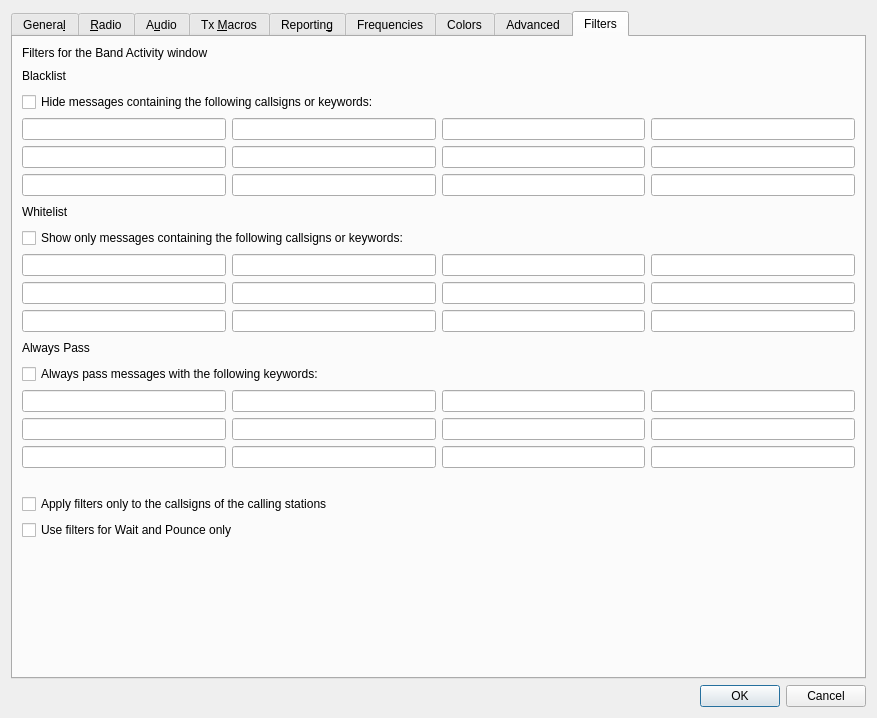
uaro-radio/wsjtx, file Configuration_ohneAlerts.ui: the form before one commit.
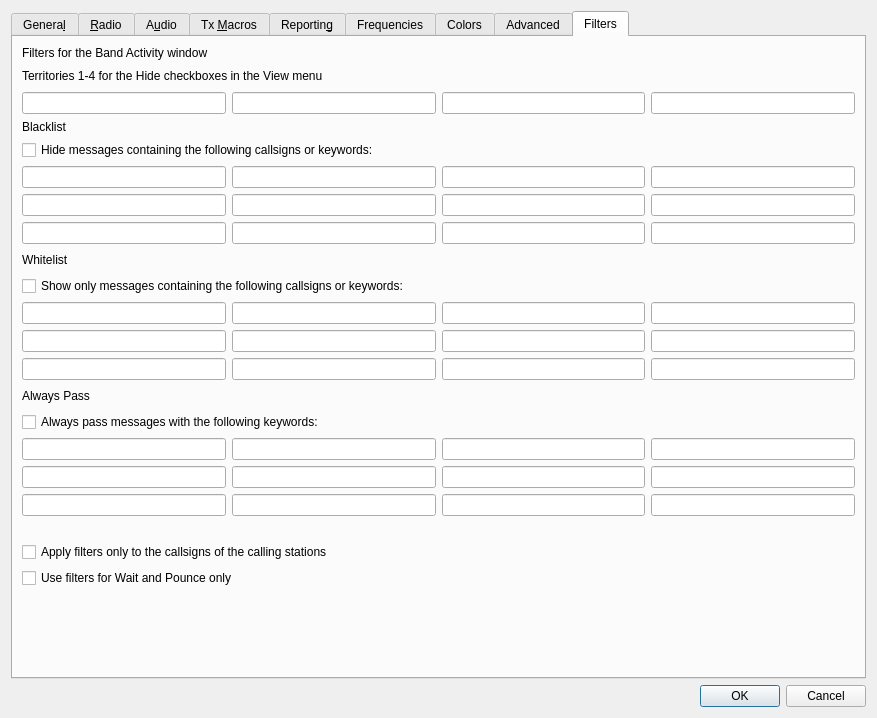
The form after the commit. The open tabs and pages were chosen to show the change. Custom widgets are drawn as their Qt base class.

Commit message: Filters: Add filtering for B4 callsigns, countries and continents.

```diff
--- a/Configuration_ohneAlerts.ui
+++ b/Configuration_ohneAlerts.ui
@@ -3434,81 +3434,39 @@
       <layout class="QGridLayout" name="gridLayout_13">
        <item row="0" column="0">
         <layout class="QGridLayout" name="gridLayout_19">
-         <item row="10" column="2">
-          <widget class="QLineEdit" name="Whitelist11"/>
-         </item>
-         <item row="8" column="0">
-          <widget class="QLineEdit" name="Whitelist1"/>
-         </item>
-         <item row="6" column="0" colspan="4" alignment="Qt::AlignBottom">
-          <widget class="QLabel" name="whitelist_label">
-           <property name="sizePolicy">
-            <sizepolicy hsizetype="Preferred" vsizetype="Preferred">
-             <horstretch>0</horstretch>
-             <verstretch>0</verstretch>
-            </sizepolicy>
-           </property>
-           <property name="minimumSize">
-            <size>
-             <width>0</width>
-             <height>20</height>
-            </size>
-           </property>
-           <property name="text">
-            <string>Whitelist</string>
-           </property>
-          </widget>
-         </item>
-         <item row="14" column="1">
-          <widget class="QLineEdit" name="Pass6"/>
-         </item>
-         <item row="10" column="1">
-          <widget class="QLineEdit" name="Whitelist10"/>
-         </item>
-         <item row="14" column="0">
-          <widget class="QLineEdit" name="Pass5"/>
-         </item>
-         <item row="13" column="3">
+         <item row="15" column="3">
           <widget class="QLineEdit" name="Pass4"/>
          </item>
-         <item row="3" column="2">
-          <widget class="QLineEdit" name="Blacklist3"/>
+         <item row="9" column="0" colspan="4">
+          <widget class="QCheckBox" name="cbWhitelist">
+           <property name="text">
+            <string>Show only messages containing the following callsigns or keywords:</string>
+           </property>
+          </widget>
          </item>
-         <item row="9" column="2">
-          <widget class="QLineEdit" name="Whitelist7"/>
+         <item row="17" column="2">
+          <widget class="QLineEdit" name="Pass11"/>
          </item>
-         <item row="3" column="0">
-          <widget class="QLineEdit" name="Blacklist1"/>
-         </item>
-         <item row="13" column="2">
-          <widget class="QLineEdit" name="Pass3"/>
-         </item>
-         <item row="5" column="0">
-          <widget class="QLineEdit" name="Blacklist9"/>
-         </item>
-         <item row="1" column="0" colspan="4" alignment="Qt::AlignBottom">
-          <widget class="QLabel" name="blacklist_label">
-           <property name="sizePolicy">
-            <sizepolicy hsizetype="Preferred" vsizetype="Preferred">
-             <horstretch>0</horstretch>
-             <verstretch>0</verstretch>
-            </sizepolicy>
-           </property>
-           <property name="minimumSize">
-            <size>
-             <width>0</width>
-             <height>20</height>
-            </size>
-           </property>
+         <item row="14" column="0" colspan="4">
+          <widget class="QCheckBox" name="cbPass">
            <property name="text">
-            <string>Blacklist</string>
+            <string>Always pass messages with the following keywords:</string>
            </property>
           </widget>
          </item>
-         <item row="4" column="2">
+         <item row="16" column="2">
+          <widget class="QLineEdit" name="Pass7"/>
+         </item>
+         <item row="12" column="2">
+          <widget class="QLineEdit" name="Whitelist11"/>
+         </item>
+         <item row="11" column="0">
+          <widget class="QLineEdit" name="Whitelist5"/>
+         </item>
+         <item row="6" column="2">
           <widget class="QLineEdit" name="Blacklist7"/>
          </item>
-         <item row="4" column="0">
+         <item row="6" column="0">
           <widget class="QLineEdit" name="Blacklist5"/>
          </item>
          <item row="0" column="0" colspan="4">
@@ -3527,26 +3485,53 @@
            </property>
           </widget>
          </item>
-         <item row="2" column="0" colspan="4">
-          <widget class="QCheckBox" name="cbBlacklist">
+         <item row="1" column="0" colspan="4" alignment="Qt::AlignBottom">
+          <widget class="QLabel" name="territory_label">
+           <property name="sizePolicy">
+            <sizepolicy hsizetype="Preferred" vsizetype="Preferred">
+             <horstretch>0</horstretch>
+             <verstretch>0</verstretch>
+            </sizepolicy>
+           </property>
+           <property name="minimumSize">
+            <size>
+             <width>0</width>
+             <height>20</height>
+            </size>
+           </property>
            <property name="text">
-            <string>Hide messages containing the following callsigns or keywords:</string>
+            <string>Territories 1-4 for the Hide checkboxes in the View menu</string>
            </property>
           </widget>
          </item>
-         <item row="9" column="1">
+         <item row="10" column="1">
+          <widget class="QLineEdit" name="Whitelist2"/>
+         </item>
+         <item row="16" column="3">
+          <widget class="QLineEdit" name="Pass8"/>
+         </item>
+         <item row="7" column="0">
+          <widget class="QLineEdit" name="Blacklist9"/>
+         </item>
+         <item row="2" column="1">
+          <widget class="QLineEdit" name="Territory2"/>
+         </item>
+         <item row="11" column="1">
           <widget class="QLineEdit" name="Whitelist6"/>
          </item>
-         <item row="9" column="0">
-          <widget class="QLineEdit" name="Whitelist5"/>
+         <item row="2" column="0">
+          <widget class="QLineEdit" name="Territory1"/>
          </item>
-         <item row="10" column="3">
-          <widget class="QLineEdit" name="Whitelist12"/>
+         <item row="2" column="2">
+          <widget class="QLineEdit" name="Territory3"/>
          </item>
-         <item row="13" column="0">
-          <widget class="QLineEdit" name="Pass1"/>
+         <item row="16" column="1">
+          <widget class="QLineEdit" name="Pass6"/>
          </item>
-         <item row="16" column="0">
+         <item row="10" column="0">
+          <widget class="QLineEdit" name="Whitelist1"/>
+         </item>
+         <item row="18" column="0">
           <spacer name="verticalSpacer_12">
            <property name="orientation">
             <enum>Qt::Vertical</enum>
@@ -3562,16 +3547,14 @@
            </property>
           </spacer>
          </item>
-         <item row="5" column="2">
-          <widget class="QLineEdit" name="Blacklist11"/>
+         <item row="4" column="0" colspan="4">
+          <widget class="QCheckBox" name="cbBlacklist">
+           <property name="text">
+            <string>Hide messages containing the following callsigns or keywords:</string>
+           </property>
+          </widget>
          </item>
-         <item row="14" column="2">
-          <widget class="QLineEdit" name="Pass7"/>
-         </item>
-         <item row="4" column="3">
-          <widget class="QLineEdit" name="Blacklist8"/>
-         </item>
-         <item row="18" column="0" colspan="4">
+         <item row="20" column="0" colspan="4">
           <widget class="QCheckBox" name="cb_filters_for_Wait_and_Pounce_only">
            <property name="toolTip">
             <string>&lt;html&gt;&lt;head/&gt;&lt;body&gt;&lt;p&gt;Use filters for Wait and Pounce only.&lt;/p&gt;&lt;/body&gt;&lt;/html&gt;</string>
@@ -3581,23 +3564,96 @@
            </property>
           </widget>
          </item>
-         <item row="4" column="1">
+         <item row="13" column="0" colspan="4">
+          <widget class="QLabel" name="always_pass_label">
+           <property name="minimumSize">
+            <size>
+             <width>0</width>
+             <height>20</height>
+            </size>
+           </property>
+           <property name="text">
+            <string>Always Pass</string>
+           </property>
+          </widget>
+         </item>
+         <item row="8" column="0" colspan="4" alignment="Qt::AlignBottom">
+          <widget class="QLabel" name="whitelist_label">
+           <property name="sizePolicy">
+            <sizepolicy hsizetype="Preferred" vsizetype="Preferred">
+             <horstretch>0</horstretch>
+             <verstretch>0</verstretch>
+            </sizepolicy>
+           </property>
+           <property name="minimumSize">
+            <size>
+             <width>0</width>
+             <height>20</height>
+            </size>
+           </property>
+           <property name="text">
+            <string>Whitelist</string>
+           </property>
+          </widget>
+         </item>
+         <item row="5" column="2">
+          <widget class="QLineEdit" name="Blacklist3"/>
+         </item>
+         <item row="7" column="3">
+          <widget class="QLineEdit" name="Blacklist12"/>
+         </item>
+         <item row="15" column="2">
+          <widget class="QLineEdit" name="Pass3"/>
+         </item>
+         <item row="12" column="0">
+          <widget class="QLineEdit" name="Whitelist9"/>
+         </item>
+         <item row="17" column="0">
+          <widget class="QLineEdit" name="Pass9"/>
+         </item>
+         <item row="6" column="1">
           <widget class="QLineEdit" name="Blacklist6"/>
          </item>
-         <item row="19" column="0">
-          <spacer name="verticalSpacer_10">
-           <property name="orientation">
-            <enum>Qt::Vertical</enum>
-           </property>
-           <property name="sizeHint" stdset="0">
-            <size>
-             <width>20</width>
-             <height>40</height>
-            </size>
-           </property>
-          </spacer>
+         <item row="11" column="2">
+          <widget class="QLineEdit" name="Whitelist7"/>
          </item>
-         <item row="17" column="0" colspan="4">
+         <item row="2" column="3">
+          <widget class="QLineEdit" name="Territory4"/>
+         </item>
+         <item row="17" column="3">
+          <widget class="QLineEdit" name="Pass12"/>
+         </item>
+         <item row="7" column="1">
+          <widget class="QLineEdit" name="Blacklist10"/>
+         </item>
+         <item row="16" column="0">
+          <widget class="QLineEdit" name="Pass5"/>
+         </item>
+         <item row="10" column="2">
+          <widget class="QLineEdit" name="Whitelist3"/>
+         </item>
+         <item row="15" column="0">
+          <widget class="QLineEdit" name="Pass1"/>
+         </item>
+         <item row="6" column="3">
+          <widget class="QLineEdit" name="Blacklist8"/>
+         </item>
+         <item row="15" column="1">
+          <widget class="QLineEdit" name="Pass2"/>
+         </item>
+         <item row="11" column="3">
+          <widget class="QLineEdit" name="Whitelist8"/>
+         </item>
+         <item row="5" column="0">
+          <widget class="QLineEdit" name="Blacklist1"/>
+         </item>
+         <item row="12" column="1">
+          <widget class="QLineEdit" name="Whitelist10"/>
+         </item>
+         <item row="10" column="3">
+          <widget class="QLineEdit" name="Whitelist4"/>
+         </item>
+         <item row="19" column="0" colspan="4">
           <widget class="QCheckBox" name="cb_filters_for_word2">
            <property name="toolTip">
             <string>&lt;html&gt;&lt;head/&gt;&lt;body&gt;&lt;p&gt;Apply filters only to the callsigns of the calling stations. Usually the second word of the messages is analyzed, for directional calls the third word.&lt;/p&gt;&lt;/body&gt;&lt;/html&gt;</string>
@@ -3607,77 +3663,40 @@
            </property>
           </widget>
          </item>
-         <item row="8" column="1">
-          <widget class="QLineEdit" name="Whitelist2"/>
+         <item row="7" column="2">
+          <widget class="QLineEdit" name="Blacklist11"/>
          </item>
-         <item row="8" column="3">
-          <widget class="QLineEdit" name="Whitelist4"/>
+         <item row="12" column="3">
+          <widget class="QLineEdit" name="Whitelist12"/>
          </item>
-         <item row="7" column="0" colspan="4">
-          <widget class="QCheckBox" name="cbWhitelist">
-           <property name="text">
-            <string>Show only messages containing the following callsigns or keywords:</string>
+         <item row="21" column="0">
+          <spacer name="verticalSpacer_10">
+           <property name="orientation">
+            <enum>Qt::Vertical</enum>
            </property>
-          </widget>
-         </item>
-         <item row="3" column="3">
-          <widget class="QLineEdit" name="Blacklist4"/>
-         </item>
-         <item row="5" column="3">
-          <widget class="QLineEdit" name="Blacklist12"/>
-         </item>
-         <item row="14" column="3">
-          <widget class="QLineEdit" name="Pass8"/>
-         </item>
-         <item row="10" column="0">
-          <widget class="QLineEdit" name="Whitelist9"/>
-         </item>
-         <item row="8" column="2">
-          <widget class="QLineEdit" name="Whitelist3"/>
-         </item>
-         <item row="12" column="0" colspan="4">
-          <widget class="QCheckBox" name="cbPass">
-           <property name="text">
-            <string>Always pass messages with the following keywords:</string>
+           <property name="sizeHint" stdset="0">
+            <size>
+             <width>20</width>
+             <height>40</height>
+            </size>
            </property>
-          </widget>
+          </spacer>
          </item>
          <item row="5" column="1">
-          <widget class="QLineEdit" name="Blacklist10"/>
-         </item>
-         <item row="3" column="1">
           <widget class="QLineEdit" name="Blacklist2"/>
          </item>
-         <item row="11" column="0" colspan="4">
-          <widget class="QLabel" name="always_pass_label">
-           <property name="minimumSize">
-            <size>
-             <width>0</width>
-             <height>20</height>
-            </size>
-           </property>
-           <property name="text">
-            <string>Always Pass</string>
-           </property>
-          </widget>
+         <item row="5" column="3">
+          <widget class="QLineEdit" name="Blacklist4"/>
          </item>
-         <item row="13" column="1">
-          <widget class="QLineEdit" name="Pass2"/>
-         </item>
-         <item row="9" column="3">
-          <widget class="QLineEdit" name="Whitelist8"/>
-         </item>
-         <item row="15" column="0">
-          <widget class="QLineEdit" name="Pass9"/>
-         </item>
-         <item row="15" column="1">
+         <item row="17" column="1">
           <widget class="QLineEdit" name="Pass10"/>
          </item>
-         <item row="15" column="2">
-          <widget class="QLineEdit" name="Pass11"/>
-         </item>
-         <item row="15" column="3">
-          <widget class="QLineEdit" name="Pass12"/>
+         <item row="3" column="0" colspan="4">
+          <widget class="QLabel" name="blacklist_label">
+           <property name="text">
+            <string>Blacklist</string>
+           </property>
+          </widget>
          </item>
         </layout>
        </item>
```
Left out of the diff: 178 changed lines with no effect on the pictures. The commit also changes 25 other files.
